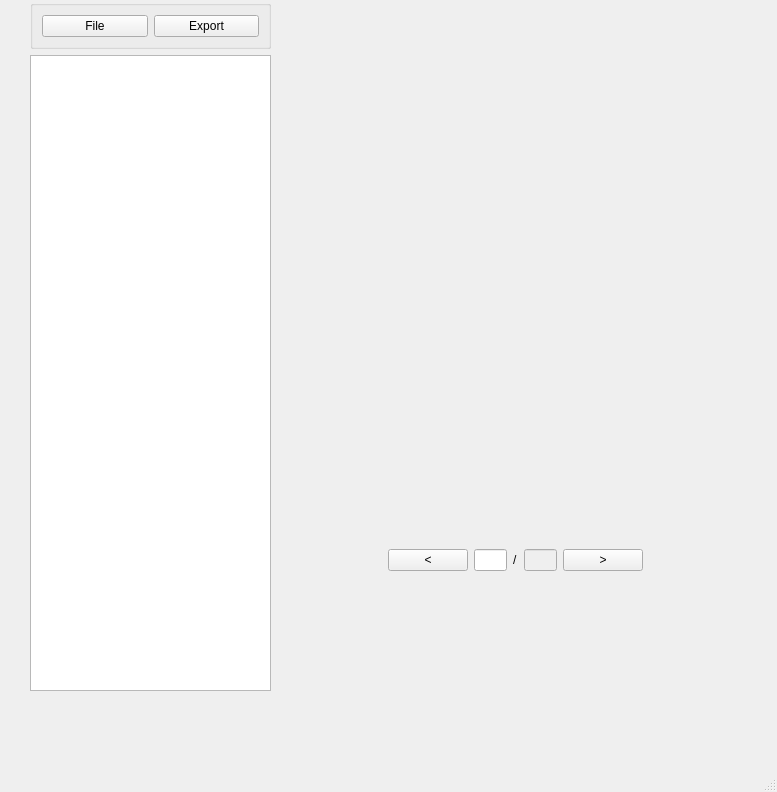
Before: the Qt Designer form util/ui/EC_dicom2avi.ui in chi-chun-1999/EC_dicom2avi, drawn with Qt 5.
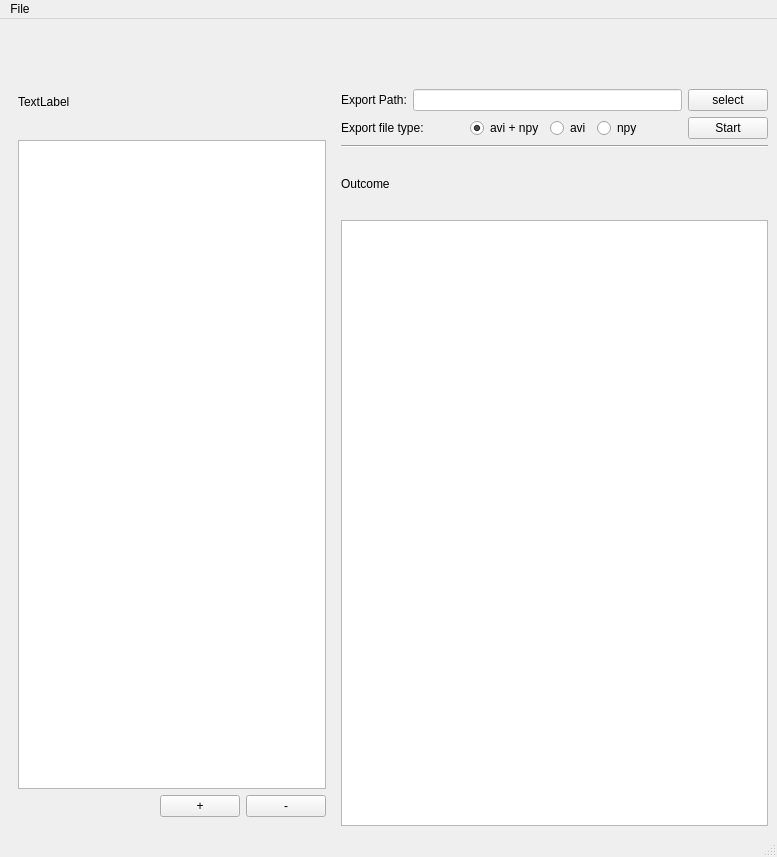
After: the same form once the commit is applied.

Commit message: finish the combine demc to qt ui

The edit to the form file:
```diff
--- a/util/ui/EC_dicom2avi.ui
+++ b/util/ui/EC_dicom2avi.ui
@@ -7,114 +7,149 @@
     <x>0</x>
     <y>0</y>
     <width>777</width>
-    <height>792</height>
+    <height>857</height>
    </rect>
   </property>
   <property name="windowTitle">
    <string>MainWindow</string>
   </property>
+  <property name="styleSheet">
+   <string notr="true">QLineEdit
+{
+	color: black;
+	background-color: white;
+}</string>
+  </property>
   <widget class="QWidget" name="centralwidget">
+   <layout class="QHBoxLayout" name="horizontalLayout_4">
+    <item>
    <widget class="QWidget" name="widget" native="true">
-    <property name="geometry">
-     <rect>
-      <x>30</x>
-      <y>0</y>
-      <width>241</width>
-      <height>691</height>
-     </rect>
-    </property>
     <layout class="QVBoxLayout" name="verticalLayout_2">
      <item>
-      <layout class="QVBoxLayout" name="verticalLayout" stretch="0,8">
+        <layout class="QVBoxLayout" name="verticalLayout" stretch="1,2,20,0">
        <property name="spacing">
         <number>-1</number>
        </property>
        <item>
-        <widget class="QGroupBox" name="groupBox">
-         <property name="title">
-          <string/>
-         </property>
-         <layout class="QHBoxLayout" name="horizontalLayout_2">
-          <item>
-           <widget class="QPushButton" name="pushButton_file">
-            <property name="text">
-             <string>File</string>
-            </property>
-           </widget>
-          </item>
-          <item>
-           <widget class="QPushButton" name="pushButton_export">
-            <property name="text">
-             <string>Export</string>
-            </property>
-           </widget>
-          </item>
-         </layout>
-        </widget>
-       </item>
-       <item>
-        <widget class="QListWidget" name="listWidget_file"/>
-       </item>
-      </layout>
-     </item>
-    </layout>
-   </widget>
-   <widget class="QWidget" name="layoutWidget">
-    <property name="geometry">
-     <rect>
-      <x>290</x>
-      <y>10</y>
-      <width>451</width>
-      <height>561</height>
-     </rect>
-    </property>
-    <layout class="QVBoxLayout" name="verticalLayout_3" stretch="5,1">
-     <item>
-      <widget class="QWidget" name="widget_picture" native="true"/>
-     </item>
-     <item>
-      <layout class="QHBoxLayout" name="horizontalLayout" stretch="3,2,1,0,1,2,3">
-       <item>
-        <spacer name="horizontalSpacer">
+          <spacer name="verticalSpacer_2">
          <property name="orientation">
-          <enum>Qt::Horizontal</enum>
+            <enum>Qt::Vertical</enum>
          </property>
          <property name="sizeHint" stdset="0">
           <size>
-           <width>40</width>
-           <height>20</height>
+             <width>20</width>
+             <height>40</height>
           </size>
          </property>
         </spacer>
        </item>
-       <item>
-        <widget class="QPushButton" name="pushButton_last_pic">
-         <property name="text">
-          <string>&lt;</string>
-         </property>
-        </widget>
-       </item>
-       <item>
-        <widget class="QLineEdit" name="lineEdit_current_pic"/>
-       </item>
        <item>
         <widget class="QLabel" name="label">
          <property name="text">
-          <string>/</string>
+            <string>TextLabel</string>
          </property>
         </widget>
        </item>
        <item>
-        <widget class="QLineEdit" name="lineEdit_all_pic">
+          <widget class="QListWidget" name="listWidget_file"/>
+         </item>
+         <item>
+          <layout class="QHBoxLayout" name="horizontalLayout_2" stretch="2,1,1">
+           <item>
+            <spacer name="horizontalSpacer_3">
+             <property name="orientation">
+              <enum>Qt::Horizontal</enum>
+             </property>
+             <property name="sizeHint" stdset="0">
+              <size>
+               <width>40</width>
+               <height>20</height>
+              </size>
+             </property>
+            </spacer>
+           </item>
+           <item>
+            <widget class="QPushButton" name="pushButton">
+             <property name="text">
+              <string>+</string>
+             </property>
+            </widget>
+           </item>
+           <item>
+            <widget class="QPushButton" name="pushButton_2">
+             <property name="text">
+              <string>-</string>
+             </property>
+            </widget>
+           </item>
+          </layout>
+         </item>
+        </layout>
+       </item>
+      </layout>
+     </widget>
+    </item>
+    <item>
+     <layout class="QVBoxLayout" name="verticalLayout_3" stretch="1,2,2,1,1,10">
+      <item>
+       <spacer name="verticalSpacer">
+        <property name="orientation">
+         <enum>Qt::Vertical</enum>
+        </property>
+        <property name="sizeHint" stdset="0">
+         <size>
+          <width>20</width>
+          <height>40</height>
+         </size>
+        </property>
+       </spacer>
+      </item>
+      <item>
+       <layout class="QHBoxLayout" name="horizontalLayout">
+        <property name="spacing">
+         <number>-1</number>
+        </property>
+        <property name="sizeConstraint">
+         <enum>QLayout::SetDefaultConstraint</enum>
+        </property>
+        <property name="topMargin">
+         <number>0</number>
+        </property>
+        <property name="bottomMargin">
+         <number>0</number>
+        </property>
+        <item>
+         <widget class="QLabel" name="label_export_path">
+          <property name="text">
+           <string>Export Path:</string>
+          </property>
+          <property name="alignment">
+           <set>Qt::AlignCenter</set>
+          </property>
+         </widget>
+        </item>
+        <item>
+         <widget class="QLineEdit" name="lineEdit_export_path">
          <property name="enabled">
           <bool>false</bool>
          </property>
         </widget>
        </item>
        <item>
-        <widget class="QPushButton" name="pushButton_next_pic">
+         <widget class="QPushButton" name="pushButton_export">
          <property name="text">
-          <string>&gt;</string>
+           <string>select</string>
+          </property>
+         </widget>
+        </item>
+       </layout>
+      </item>
+      <item>
+       <layout class="QHBoxLayout" name="horizontalLayout_3" stretch="2,1,1,1,1,1,2">
+        <item>
+         <widget class="QLabel" name="label_export_file_type">
+          <property name="text">
+           <string>Export file type:</string>
          </property>
         </widget>
        </item>
@@ -131,11 +166,77 @@
          </property>
         </spacer>
        </item>
-      </layout>
-     </item>
-    </layout>
-   </widget>
-  </widget>
+        <item>
+         <widget class="QRadioButton" name="radioButton_all">
+          <property name="acceptDrops">
+           <bool>false</bool>
+          </property>
+          <property name="text">
+           <string>avi + npy</string>
+          </property>
+          <property name="checked">
+           <bool>true</bool>
+          </property>
+         </widget>
+        </item>
+        <item>
+         <widget class="QRadioButton" name="radioButton_avi">
+          <property name="text">
+           <string>avi</string>
+          </property>
+         </widget>
+        </item>
+        <item>
+         <widget class="QRadioButton" name="radioButton_npy">
+          <property name="text">
+           <string>npy</string>
+          </property>
+         </widget>
+        </item>
+        <item>
+         <spacer name="horizontalSpacer">
+          <property name="orientation">
+           <enum>Qt::Horizontal</enum>
+          </property>
+          <property name="sizeHint" stdset="0">
+           <size>
+            <width>40</width>
+            <height>20</height>
+           </size>
+          </property>
+         </spacer>
+        </item>
+        <item>
+         <widget class="QPushButton" name="pushButton_start">
+          <property name="text">
+           <string>Start</string>
+          </property>
+         </widget>
+        </item>
+       </layout>
+      </item>
+      <item>
+       <widget class="Line" name="line">
+        <property name="orientation">
+         <enum>Qt::Horizontal</enum>
+        </property>
+       </widget>
+      </item>
+      <item>
+       <widget class="QLabel" name="label_outcome">
+        <property name="text">
+         <string>Outcome</string>
+        </property>
+       </widget>
+      </item>
+      <item>
+       <widget class="QTreeView" name="treeView_outcome"/>
+      </item>
+     </layout>
+    </item>
+   </layout>
+  </widget>
+  <widget class="QStatusBar" name="statusbar"/>
   <widget class="QMenuBar" name="menubar">
    <property name="geometry">
     <rect>
@@ -145,8 +246,19 @@
      <height>37</height>
     </rect>
    </property>
-  </widget>
-  <widget class="QStatusBar" name="statusbar"/>
+   <widget class="QMenu" name="menufile_file">
+    <property name="title">
+     <string>File</string>
+    </property>
+    <addaction name="actionOpen_file_open"/>
+   </widget>
+   <addaction name="menufile_file"/>
+  </widget>
+  <action name="actionOpen_file_open">
+   <property name="text">
+    <string>Open...</string>
+   </property>
+  </action>
  </widget>
  <resources/>
  <connections/>
```
Lines whose indentation alone changed are shown as unchanged. The commit also changes 4 other files.
